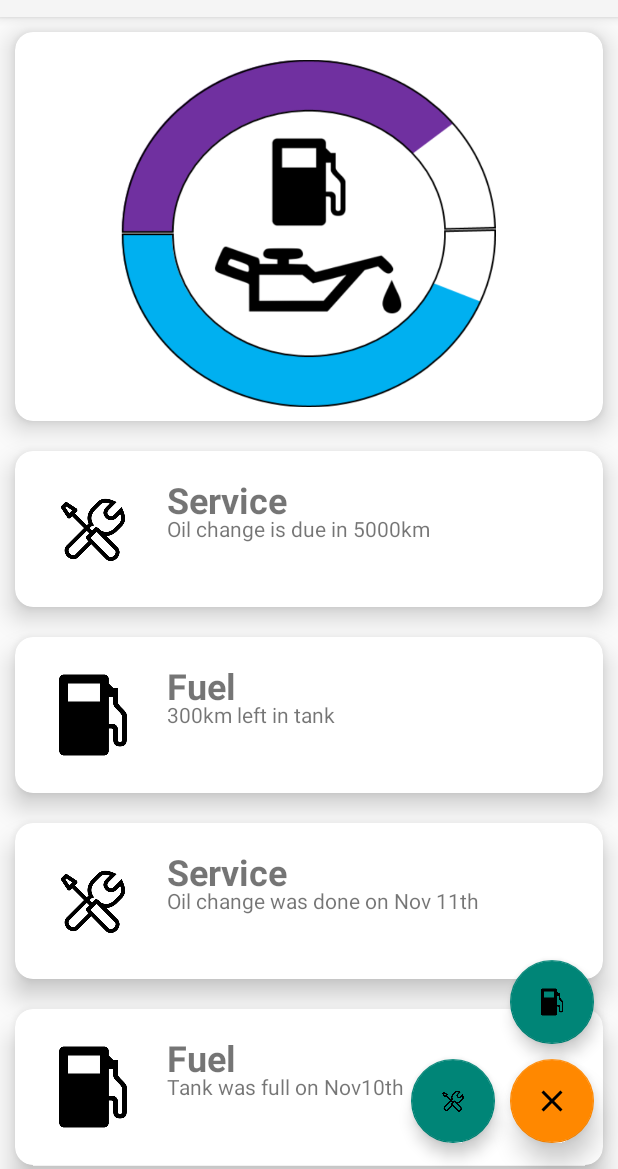
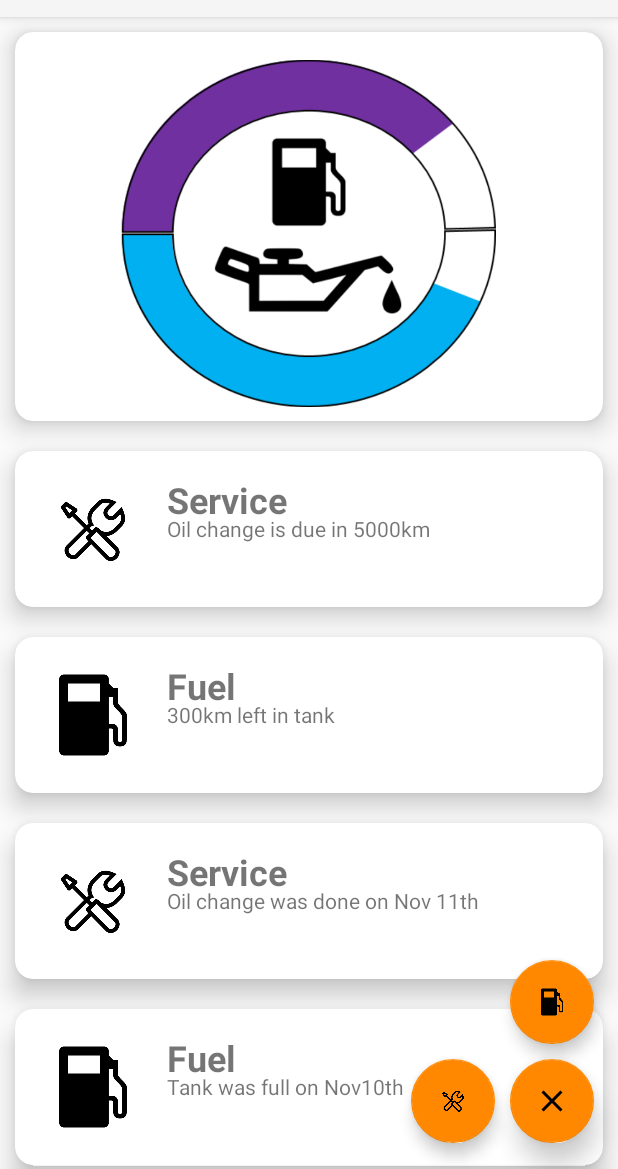
Before and after one commit to Kouroshb26/CPSC481-Prototype, an Android app: the MainActivity screen opened directly, with no data from a screen before it, after a tap on an icon or button, on a phone screen of 412 x 824 dp, the part 67-1236 px from its top. Run offline under Robolectric (Android 15) with nearby library versions, the phone set to English and light mode, and no system bars.

Commit message:
Linked in add fuel button and fuel menu buttons to correct views

```diff
--- a/DrivingApp/app/src/main/java/kourosh/drivingapp/FuelList.java
+++ b/DrivingApp/app/src/main/java/kourosh/drivingapp/FuelList.java
@@ -20,6 +20,7 @@ public class FuelList extends AppCompatActivity {
     protected void onCreate(Bundle savedInstanceState) {
         super.onCreate(savedInstanceState);
         setContentView(R.layout.activity_fuel_list);
+
 
         mListView = (ListView) findViewById(R.id.fuel_list_view);
 
--- a/DrivingApp/app/src/main/java/kourosh/drivingapp/MainActivity.java
+++ b/DrivingApp/app/src/main/java/kourosh/drivingapp/MainActivity.java
@@ -58,7 +58,6 @@ public class MainActivity extends AppCompatActivity {
                 service.setVisibility(View.VISIBLE);
                 FloatingActionButton cancel = (FloatingActionButton) findViewById(R.id.cancel_button);
                 cancel.setVisibility(View.VISIBLE);
-
             }
         });
     }
@@ -73,6 +72,8 @@ public class MainActivity extends AppCompatActivity {
         FloatingActionButton cancel = (FloatingActionButton) findViewById(R.id.cancel_button);
         cancel.setVisibility(View.INVISIBLE);
 
+        Intent intent = new Intent(this,AddFuelActivity.class);
+        startActivity(intent);
     }
 
     public void add_service(View view){
--- a/DrivingApp/app/src/main/res/layout/activity_fuel_list.xml
+++ b/DrivingApp/app/src/main/res/layout/activity_fuel_list.xml
@@ -19,7 +19,8 @@
         android:layout_alignParentRight="true"
         android:clickable="true"
         android:src="@drawable/ic_add_circle_black_24dp"
-        android:onClick="addFuelItem"/>
+        android:onClick="addFuelItem"
+        android:backgroundTint="@android:color/holo_orange_dark"/>
 
     <ListView
         android:id="@+id/fuel_list_view"
--- a/DrivingApp/app/src/main/res/layout/activity_main.xml
+++ b/DrivingApp/app/src/main/res/layout/activity_main.xml
@@ -77,7 +77,8 @@
         android:layout_above="@+id/add_button"
         android:layout_alignStart="@+id/add_button"
         android:visibility="invisible"
-        android:onClick="add_fuel" />
+        android:onClick="add_fuel"
+        app:backgroundTint="@android:color/holo_orange_dark"/>
 
     <android.support.design.widget.FloatingActionButton
         android:id="@+id/add_service"
@@ -90,6 +91,7 @@
         android:layout_alignTop="@+id/add_button"
         android:layout_toStartOf="@+id/add_button"
         android:visibility="invisible"
-        android:onClick="add_service" />
+        android:onClick="add_service"
+        app:backgroundTint="@android:color/holo_orange_dark"/>
 
 </RelativeLayout>
```
Also changed, not shown: 17 other files.
